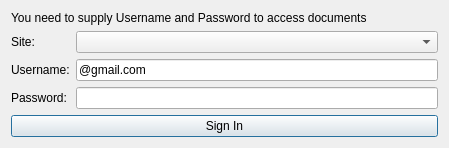
Before: the Qt Designer form authenticationdialog.ui in kshlm/FreOffice-Online-Services-Plugin, drawn with Qt 5.
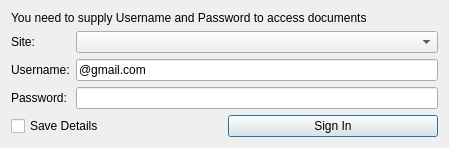
After: the same form once the commit is applied.

Commit message: Added support for saving login details. Details are not encrypted right now. Encryption will be added.

Patch:
```diff
--- a/authenticationdialog.ui
+++ b/authenticationdialog.ui
@@ -73,11 +73,22 @@
     </layout>
    </item>
    <item>
+    <layout class="QHBoxLayout" name="horizontalLayout">
+     <item>
+      <widget class="QCheckBox" name="saveCheckBox">
+       <property name="text">
+        <string>Save Details</string>
+       </property>
+      </widget>
+     </item>
+     <item>
     <widget class="QPushButton" name="loginButton">
      <property name="text">
       <string>Sign In</string>
      </property>
     </widget>
+     </item>
+    </layout>
    </item>
   </layout>
  </widget>
```
Lines whose indentation alone changed are shown as unchanged. The commit also changes 2 other files.
